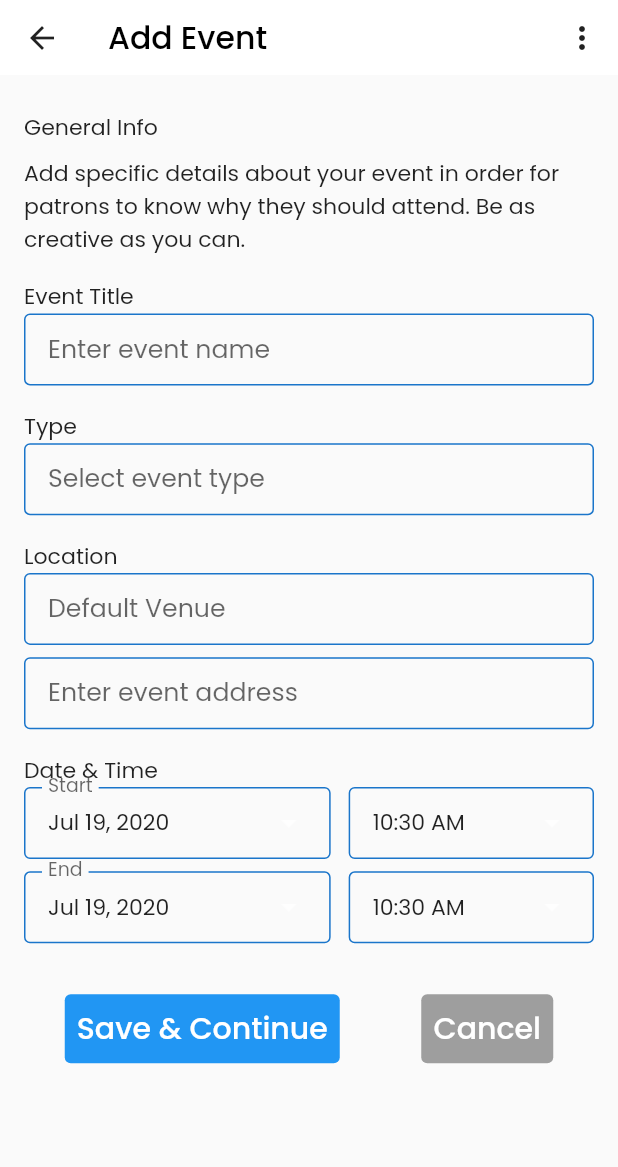
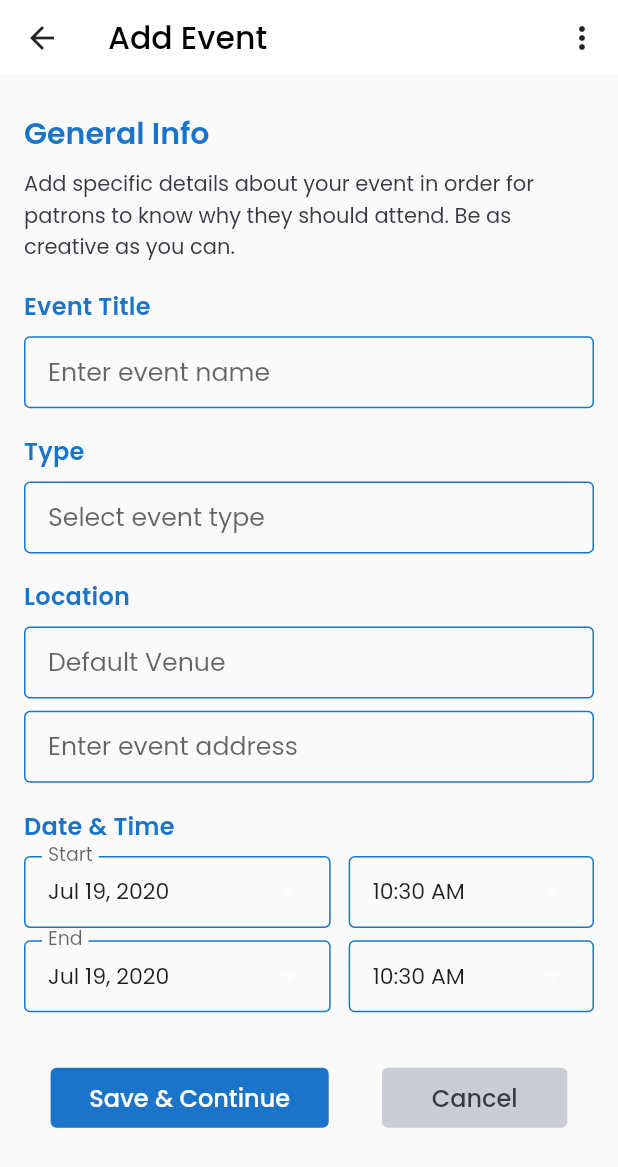
Before and after one commit to jasminetracey/eband-mobile, a Flutter app: the AddGeneralInfoScreen screen opened by its route, on a phone screen of 412 x 824 dp. Shown: the top 1167 px of the screen. Run offline on Flutter 3.47's test engine with Material 2 defaults, Android fonts, the phone set to English and light mode, and no system bars; our stand-ins replace cloud_firestore, firebase_analytics, firebase_auth, firebase_storage, font_awesome_flutter, google_fonts and 1 more; missing offline and left inert: barcode_scan; accounts and stored records are empty; project files that could hold a hidden picture were left out.

Commit message:
updated organizer ui

```diff
--- a/lib/models/ticket_type.dart
+++ b/lib/models/ticket_type.dart
@@ -8,8 +8,8 @@ class TicketType {
   TicketType({
     this.id,
     this.name,
-    this.cost,
-    this.quantity,
+    this.cost = 0,
+    this.quantity = 0,
     this.sold = 0,
   });
 
--- a/lib/screens/auth/login.dart
+++ b/lib/screens/auth/login.dart
@@ -89,6 +89,7 @@ class _LoginScreenState extends State<LoginScreen> {
                           child: Text(
                             'Sign Up',
                             style: TextStyle(
+                              color: AppColors.primaryColor,
                               fontWeight: FontWeight.bold,
                             ),
                           ),
--- a/lib/screens/auth/register.dart
+++ b/lib/screens/auth/register.dart
@@ -161,6 +161,7 @@ class _RegisterScreenState extends State<RegisterScreen> {
                           child: Text(
                             'Sign In',
                             style: TextStyle(
+                              color: AppColors.primaryColor,
                               fontWeight: FontWeight.bold,
                             ),
                           ),
--- a/lib/screens/organizer/add/general_info.dart
+++ b/lib/screens/organizer/add/general_info.dart
@@ -4,8 +4,12 @@ import 'package:eband/router.dart';
 import 'package:eband/screens/components/custom_app_bar.dart';
 import 'package:eband/screens/components/date_time_picker.dart';
 import 'package:eband/screens/components/platform_exception_alert_dialog.dart';
+import 'package:eband/screens/components/rounded_button.dart';
+import 'package:eband/utils/app_colors.dart';
 import 'package:eband/utils/app_helpers.dart';
 import 'package:eband/services/firestore_database.dart';
+import 'package:eband/utils/app_text_styles.dart';
+import 'package:eband/utils/validators.dart';
 import 'package:flutter/material.dart';
 import 'package:provider/provider.dart';
 
@@ -101,33 +105,52 @@ class _AddGeneralInfoScreenState extends State<AddGeneralInfoScreen> {
               crossAxisAlignment: CrossAxisAlignment.start,
               children: <Widget>[
                 verticalSpaceTiny(context),
-                const Text('General Info'),
+                const Text(
+                  'General Info',
+                  style: AppTextStyles.headingTextPrimary,
+                ),
                 verticalSpaceTiny(context),
                 const Text(
                   'Add specific details about your event in order for patrons to know why they should attend. Be as creative as you can.',
+                  style: AppTextStyles.bodyText,
                 ),
                 verticalSpaceSmall(context),
-                const Text('Event Title'),
+                const Text(
+                  'Event Title',
+                  style: AppTextStyles.subheadingTextPrimary,
+                ),
+                verticalSpaceTiny(context),
                 TextFormField(
                   onSaved: (value) => _name = value,
+                  validator: Validators.validateName,
                   keyboardType: TextInputType.text,
                   decoration: const InputDecoration(
                     hintText: 'Enter event name',
                   ),
                 ),
                 verticalSpaceSmall(context),
-                const Text('Type'),
+                const Text(
+                  'Type',
+                  style: AppTextStyles.subheadingTextPrimary,
+                ),
+                verticalSpaceTiny(context),
                 TextFormField(
                   onSaved: (value) => _type = value,
+                  validator: Validators.validateType,
                   keyboardType: TextInputType.text,
                   decoration: const InputDecoration(
                     hintText: 'Select event type',
                   ),
                 ),
                 verticalSpaceSmall(context),
-                const Text('Location'),
+                const Text(
+                  'Location',
+                  style: AppTextStyles.subheadingTextPrimary,
+                ),
+                verticalSpaceTiny(context),
                 TextFormField(
                   onSaved: (value) => _venue = value,
+                  validator: Validators.validateVenue,
                   keyboardType: TextInputType.text,
                   decoration: const InputDecoration(
                     hintText: 'Default Venue',
@@ -136,13 +159,18 @@ class _AddGeneralInfoScreenState extends State<AddGeneralInfoScreen> {
                 verticalSpaceTiny(context),
                 TextFormField(
                   onSaved: (value) => _address = value,
+                  validator: Validators.validateAddress,
                   keyboardType: TextInputType.text,
                   decoration: const InputDecoration(
                     hintText: 'Enter event address',
                   ),
                 ),
                 verticalSpaceSmall(context),
-                const Text('Date & Time'),
+                const Text(
+                  'Date & Time',
+                  style: AppTextStyles.subheadingTextPrimary,
+                ),
+                verticalSpaceTiny(context),
                 DateTimePicker(
                   labelText: 'Start',
                   selectedDate: _startDate,
@@ -162,24 +190,20 @@ class _AddGeneralInfoScreenState extends State<AddGeneralInfoScreen> {
                 Row(
                   mainAxisAlignment: MainAxisAlignment.spaceAround,
                   children: <Widget>[
-                    FlatButton(
-                      color: Colors.blue,
-                      textColor: Colors.white,
-                      padding: const EdgeInsets.all(8.0),
-                      onPressed: _submit,
-                      child: const Text(
-                        'Save & Continue',
-                        style: TextStyle(fontSize: 20.0),
+                    Container(
+                      width: screenWidth(context) * 0.45,
+                      child: RoundedButton(
+                        text: 'Save & Continue',
+                        onPressed: _submit,
                       ),
                     ),
-                    FlatButton(
-                      color: Colors.grey,
-                      textColor: Colors.white,
-                      padding: const EdgeInsets.all(8.0),
-                      onPressed: () => Navigator.pop(context),
-                      child: const Text(
-                        'Cancel',
-                        style: TextStyle(fontSize: 20.0),
+                    Container(
+                      width: screenWidth(context) * 0.3,
+                      child: RoundedButton(
+                        color: AppColors.iconColor,
+                        textColor: AppColors.textColor,
+                        text: 'Cancel',
+                        onPressed: () => Navigator.pop(context),
                       ),
                     ),
                   ],
--- a/lib/screens/organizer/components/ticket_type_form.dart
+++ b/lib/screens/organizer/components/ticket_type_form.dart
@@ -1,5 +1,6 @@
 import 'package:eband/models/ticket_type.dart';
 import 'package:eband/utils/app_helpers.dart';
+import 'package:eband/utils/validators.dart';
 import 'package:flutter/material.dart';
 import 'package:flutter/services.dart';
 import 'package:flutter/widgets.dart';
@@ -50,6 +51,7 @@ class _TicketTypeFormState extends State<TicketTypeForm> {
               TextFormField(
                 initialValue: widget.ticketType.name,
                 onSaved: (val) => widget.ticketType.name = val,
+                validator: Validators.validateName,
                 decoration: const InputDecoration(
                   labelText: 'Name',
                   hintText: 'Enter name for ticket type',
@@ -61,6 +63,7 @@ class _TicketTypeFormState extends State<TicketTypeForm> {
                 onSaved: (val) => widget.ticketType.quantity = int.parse(val),
                 keyboardType:
                     const TextInputType.numberWithOptions(decimal: true),
+                                    validator: Validators.validateQuantity,
                 decoration: const InputDecoration(
                   labelText: 'Quantity',
                   hintText: 'Number of tickets',
@@ -73,6 +76,7 @@ class _TicketTypeFormState extends State<TicketTypeForm> {
               TextFormField(
                 initialValue: widget.ticketType.cost.toStringAsFixed(2),
                 onSaved: (val) => widget.ticketType.cost = double.parse(val),
+                                validator: Validators.validateCost,
                 keyboardType: TextInputType.number,
                 decoration: const InputDecoration(
                   labelText: 'Price',
--- a/lib/screens/organizer/tab_screen.dart
+++ b/lib/screens/organizer/tab_screen.dart
@@ -1,5 +1,6 @@
 import 'package:eband/router.dart';
 import 'package:eband/screens/screens.dart';
+import 'package:eband/utils/app_colors.dart';
 import 'package:flutter/material.dart';
 import 'package:font_awesome_flutter/font_awesome_flutter.dart';
 
@@ -22,9 +23,10 @@ class OrganizerTabScreen extends StatelessWidget {
         ),
         floatingActionButtonLocation: FloatingActionButtonLocation.endDocked,
         floatingActionButton: FloatingActionButton(
+          backgroundColor: AppColors.primaryColor,
           child: const Icon(
             Icons.add,
-            color: Colors.white,
+            color: AppColors.whiteColor,
           ),
           onPressed: () =>
               Navigator.pushNamed(context, Routes.organizerAddEventRoute),
```
Also changed, not shown: lib/screens/organizer/add/event_details.dart (+30 -23 lines), lib/screens/organizer/add/ticket_info.dart (+19 -27 lines), lib/screens/organizer/event_manager_screen.dart (+50 -10 lines).
